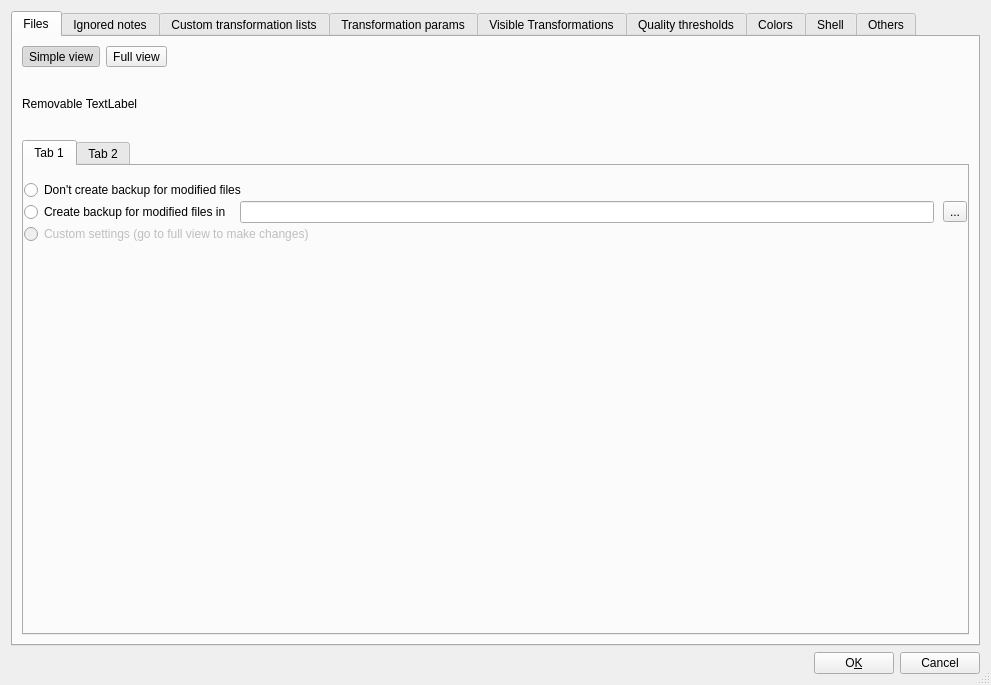
Qt form mp3diags/src/Config.ui (frispete/mp3diags) before a commit.
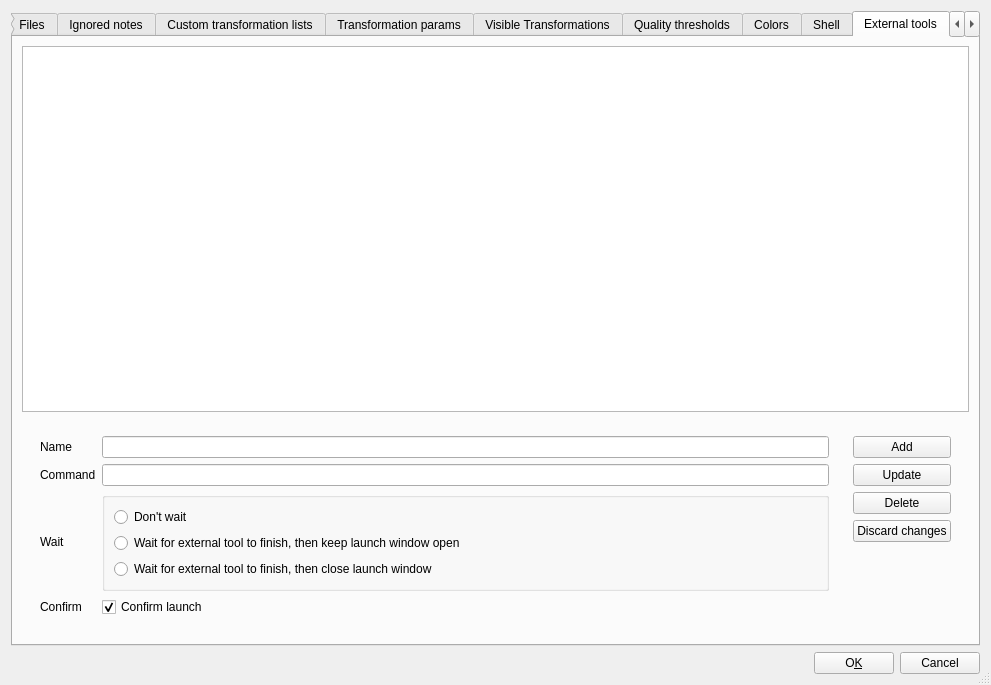
The same form after that commit. The open tabs and pages were chosen to show the change. Icons and pictures are not drawn.

Commit message: External tools & more

Patch:
```diff
--- a/mp3diags/src/Config.ui
+++ b/mp3diags/src/Config.ui
@@ -2305,6 +2305,178 @@
        </item>
       </layout>
      </widget>
+     <widget class="QWidget" name="tab_8">
+      <attribute name="title">
+       <string>External tools</string>
+      </attribute>
+      <layout class="QVBoxLayout" name="verticalLayout_5">
+       <item>
+        <widget class="QTableView" name="m_pExternalToolsG">
+         <property name="sizePolicy">
+          <sizepolicy hsizetype="Expanding" vsizetype="Expanding">
+           <horstretch>0</horstretch>
+           <verstretch>10</verstretch>
+          </sizepolicy>
+         </property>
+        </widget>
+       </item>
+       <item>
+        <widget class="QWidget" name="widget_31" native="true">
+         <property name="sizePolicy">
+          <sizepolicy hsizetype="Preferred" vsizetype="Expanding">
+           <horstretch>0</horstretch>
+           <verstretch>1</verstretch>
+          </sizepolicy>
+         </property>
+         <layout class="QHBoxLayout" name="horizontalLayout">
+          <property name="sizeConstraint">
+           <enum>QLayout::SetMinimumSize</enum>
+          </property>
+          <item>
+           <widget class="QWidget" name="widget_29" native="true">
+            <layout class="QGridLayout" name="gridLayout8">
+             <item row="0" column="0">
+              <widget class="QLabel" name="label_35">
+               <property name="text">
+                <string>Name</string>
+               </property>
+              </widget>
+             </item>
+             <item row="0" column="1">
+              <widget class="QLineEdit" name="m_pExtToolNameE"/>
+             </item>
+             <item row="1" column="0">
+              <widget class="QLabel" name="label_36">
+               <property name="text">
+                <string>Command</string>
+               </property>
+              </widget>
+             </item>
+             <item row="1" column="1">
+              <widget class="QLineEdit" name="m_pExtToolCmdE"/>
+             </item>
+             <item row="2" column="0">
+              <widget class="QLabel" name="label_37">
+               <property name="text">
+                <string>Wait</string>
+               </property>
+              </widget>
+             </item>
+             <item row="2" column="1">
+              <widget class="QGroupBox" name="groupBox">
+               <property name="title">
+                <string/>
+               </property>
+               <layout class="QVBoxLayout" name="verticalLayout_4">
+                <item>
+                 <widget class="QRadioButton" name="m_pExtToolDontWaitRB">
+                  <property name="text">
+                   <string>Don't wait</string>
+                  </property>
+                 </widget>
+                </item>
+                <item>
+                 <widget class="QRadioButton" name="m_pExtToolWaitKeepOpenRB">
+                  <property name="text">
+                   <string>Wait for external tool to finish, then keep launch window open</string>
+                  </property>
+                 </widget>
+                </item>
+                <item>
+                 <widget class="QRadioButton" name="m_pExtToolWaitCloseRB">
+                  <property name="text">
+                   <string>Wait for external tool to finish, then close launch window</string>
+                  </property>
+                 </widget>
+                </item>
+               </layout>
+              </widget>
+             </item>
+             <item row="3" column="1">
+              <spacer name="verticalSpacer_4">
+               <property name="orientation">
+                <enum>Qt::Vertical</enum>
+               </property>
+               <property name="sizeHint" stdset="0">
+                <size>
+                 <width>20</width>
+                 <height>40</height>
+                </size>
+               </property>
+              </spacer>
+             </item>
+             <item row="4" column="1">
+              <widget class="QCheckBox" name="m_pExtToolConfirmLaunchCkB">
+               <property name="text">
+                <string>Confirm launch</string>
+               </property>
+               <property name="checked">
+                <bool>true</bool>
+               </property>
+              </widget>
+             </item>
+             <item row="4" column="0">
+              <widget class="QLabel" name="label_38">
+               <property name="text">
+                <string>Confirm</string>
+               </property>
+              </widget>
+             </item>
+            </layout>
+           </widget>
+          </item>
+          <item>
+           <widget class="QWidget" name="widget_30" native="true">
+            <layout class="QVBoxLayout" name="verticalLayout_3">
+             <item>
+              <widget class="QPushButton" name="m_pExtToolAddB">
+               <property name="text">
+                <string>Add</string>
+               </property>
+              </widget>
+             </item>
+             <item>
+              <widget class="QPushButton" name="m_pExtToolUpdateB">
+               <property name="text">
+                <string>Update</string>
+               </property>
+              </widget>
+             </item>
+             <item>
+              <widget class="QPushButton" name="m_pExtToolDeleteB">
+               <property name="text">
+                <string>Delete</string>
+               </property>
+              </widget>
+             </item>
+             <item>
+              <widget class="QPushButton" name="m_pExtToolDiscardB">
+               <property name="text">
+                <string>Discard changes</string>
+               </property>
+              </widget>
+             </item>
+             <item>
+              <spacer name="verticalSpacer_3">
+               <property name="orientation">
+                <enum>Qt::Vertical</enum>
+               </property>
+               <property name="sizeHint" stdset="0">
+                <size>
+                 <width>20</width>
+                 <height>40</height>
+                </size>
+               </property>
+              </spacer>
+             </item>
+            </layout>
+           </widget>
+          </item>
+         </layout>
+        </widget>
+       </item>
+      </layout>
+     </widget>
      <widget class="QWidget" name="m_pOthersW">
       <attribute name="title">
        <string>Others</string>
```
The commit also changes 16 other files.
